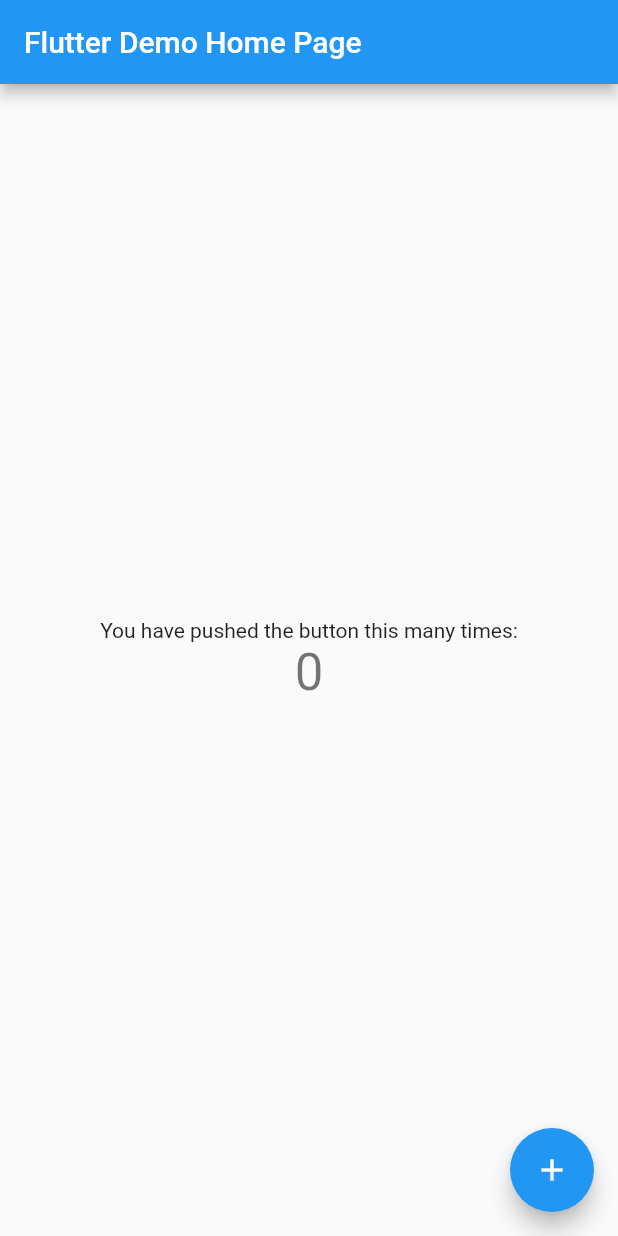
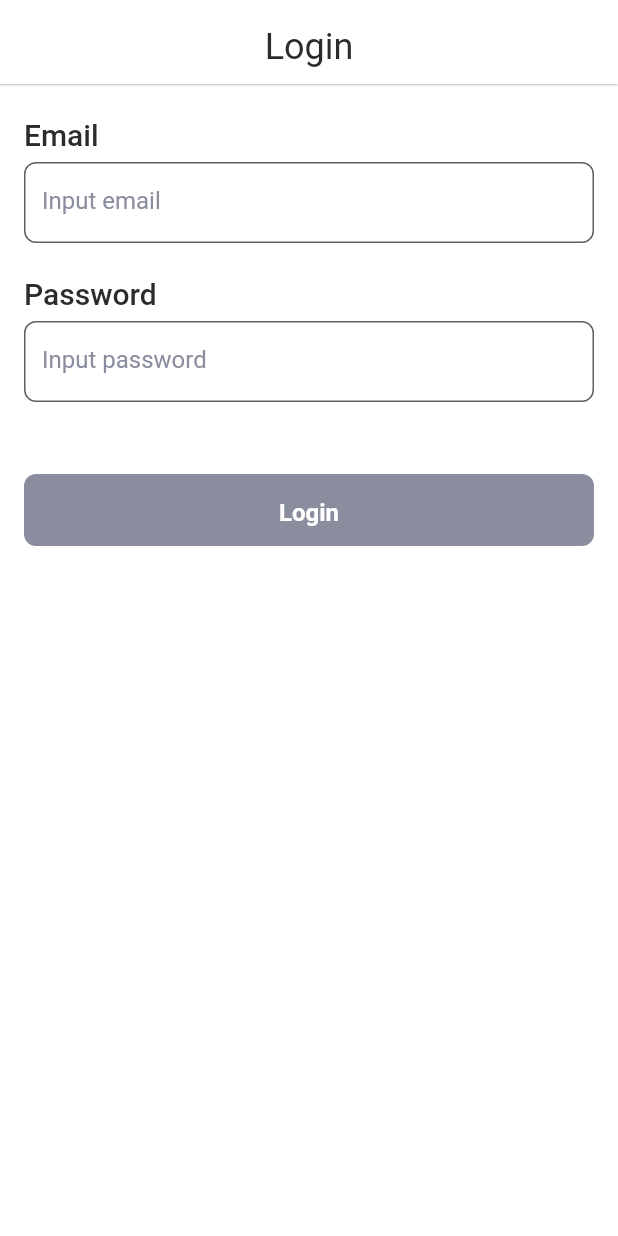
Before and after one commit to huymtb/demo_mvvm, a Flutter app: the screen it shows after launch, on a phone screen of 412 x 824 dp. Run offline on Flutter 3.47's test engine with Material 2 defaults, Android fonts, the phone set to English and light mode, and no system bars; our stand-ins replace dio; accounts and stored records are empty; generated files the repository leaves out were written again; Roboto replaces fonts that are missing (Euclid Circular B).

```diff
--- /dev/null
+++ b/lib/features/login/login_page.dart
@@ -0,0 +1,93 @@
+import 'package:demo_mvvm/features/login/login_page_view_model.dart';
+import 'package:demo_mvvm/generated/l10n.dart';
+import 'package:demo_mvvm/infrastructure/utils.dart';
+import 'package:demo_mvvm/theme/app_colors.dart';
+import 'package:demo_mvvm/theme/app_dimens.dart';
+import 'package:demo_mvvm/widgets/input_text_field.dart';
+import 'package:flutter/cupertino.dart';
+import 'package:flutter/material.dart';
+import 'package:provider/provider.dart';
+
+class LoginPage extends StatefulWidget {
+  const LoginPage({Key? key}) : super(key: key);
+
+  @override
+  State<LoginPage> createState() => _LoginPageState();
+}
+
+class _LoginPageState extends State<LoginPage> {
+  @override
+  Widget build(BuildContext context) {
+    return Scaffold(
+      appBar: AppBar(
+        automaticallyImplyLeading: false,
+        centerTitle: true,
+        backgroundColor: Colors.white,
+        elevation: 0.5,
+        title: Text(
+          S.current.login,
+          style: Theme.of(context).textTheme.headline2,
+        ),
+      ),
+      body: Padding(
+        padding: EdgeInsets.symmetric(horizontal: AppDimens.h_16),
+        child: ChangeNotifierProvider<LoginPageViewModel>(
+          create: (BuildContext context) => LoginPageViewModel(),
+          child: Consumer<LoginPageViewModel>(builder: (context, value, _) {
+            return Column(
+              children: [
+                SizedBox(height: AppDimens.h_16),
+                AppInputField(
+                  inputTitle: S.current.email,
+                  hint: S.current.email_hint,
+                  inputType: TextInputType.emailAddress,
+                  onChanged: (email) {
+                    value.onEmailChanged(email);
+                  },
+                ),
+                SizedBox(height: AppDimens.h_16),
+                AppInputField(
+                  inputTitle: S.current.password,
+                  obscureText: true,
+                  hint: S.current.password_hint,
+                  onChanged: (password) {
+                    value.onPasswordChanged(password);
+                  },
+                ),
+                SizedBox(height: AppDimens.h_48),
+                GestureDetector(
+                  onTap: () {
+                    if (value.isEmailValidate &&
+                        value.isPasswordValidate &&
+                        !value.isLoading) {
+                      value.login(context);
+                    }
+                  },
+                  child: Container(
+                    height: AppDimens.h_48,
+                    width: getScreenWidth(context),
+                    alignment: Alignment.center,
+                    decoration: BoxDecoration(
+                        color: value.isEmailValidate && value.isPasswordValidate
+                            ? AppColors.primary
+                            : AppColors.hint,
+                        borderRadius: BorderRadius.circular(AppDimens.r_8)),
+                    child: value.isLoading
+                        ? const CupertinoActivityIndicator()
+                        : Text(
+                            S.current.login,
+                            style: Theme.of(context)
+                                .textTheme
+                                .button
+                                ?.copyWith(color: Colors.white),
+                          ),
+                  ),
+                )
+              ],
+            );
+          }),
+        ),
+      ),
+    );
+  }
+}
--- /dev/null
+++ b/lib/features/login/login_page_view_model.dart
@@ -0,0 +1,62 @@
+import 'package:demo_mvvm/generated/l10n.dart';
+import 'package:demo_mvvm/infrastructure/utils.dart';
+import 'package:demo_mvvm/models/login_result_model.dart';
+import 'package:demo_mvvm/services/api/repositories/auth_repository.dart';
+import 'package:demo_mvvm/widgets/app_dialog.dart';
+import 'package:flutter/cupertino.dart';
+import 'package:flutter/material.dart';
+
+class LoginPageViewModel extends ChangeNotifier {
+  final AuthRepository _authRepository = AuthRepository();
+
+  late LoginResultModel loginResult;
+
+  String email = '';
+  String password = '';
+  bool isEmailValidate = false;
+  bool isPasswordValidate = false;
+  bool isLoading = false;
+
+  Future<void> login(BuildContext context) async {
+    setLoading(true);
+    hideKeyBoard(context);
+    await _authRepository.login(email, password).then((value) {
+      if (value?.code == 200) {
+        showDialog(
+            context: context,
+            builder: (BuildContext ctx) {
+              return AppDialog(
+                title: S.current.login_success,
+              );
+            });
+      } else {
+        showDialog(
+            context: context,
+            builder: (BuildContext ctx) {
+              return AppDialog(
+                title: S.current.login_failed,
+                message: value?.errorMessage ?? '',
+              );
+            });
+      }
+    });
+    setLoading(false);
+  }
+
+  void onEmailChanged(String email) {
+    isEmailValidate = validateEmail(email);
+    this.email = email;
+    notifyListeners();
+  }
+
+  void onPasswordChanged(String password) {
+    isPasswordValidate = password.length >= 6;
+    this.password = password;
+    notifyListeners();
+  }
+
+  void setLoading(bool value) {
+    isLoading = value;
+    notifyListeners();
+  }
+}
--- /dev/null
+++ b/lib/features/splash/splash_page.dart
@@ -0,0 +1,34 @@
+import 'package:demo_mvvm/generated/l10n.dart';
+import 'package:demo_mvvm/infrastructure/constants.dart';
+import 'package:demo_mvvm/infrastructure/routes/routes_name.dart';
+import 'package:flutter/material.dart';
+
+class SplashPage extends StatefulWidget {
+  const SplashPage({Key? key}) : super(key: key);
+
+  @override
+  State<SplashPage> createState() => _SplashPageState();
+}
+
+class _SplashPageState extends State<SplashPage> {
+  @override
+  void initState() {
+    super.initState();
+    Future.delayed(const Duration(milliseconds: Constants.timeDelay), () {
+      Navigator.of(context).pushReplacementNamed(RoutesName.login);
+    });
+  }
+
+  @override
+  Widget build(BuildContext context) {
+    return Scaffold(
+      backgroundColor: Colors.white,
+      body: Center(
+        child: Text(
+          S.current.app,
+          style: Theme.of(context).textTheme.headline1,
+        ),
+      ),
+    );
+  }
+}
--- /dev/null
+++ b/lib/infrastructure/constants.dart
@@ -0,0 +1,4 @@
+class Constants {
+  static const int timeOut = 15000;
+  static const int timeDelay = 2000;
+}
--- /dev/null
+++ b/lib/infrastructure/routes/routes.dart
@@ -0,0 +1,25 @@
+import 'package:demo_mvvm/features/login/login_page.dart';
+import 'package:demo_mvvm/features/splash/splash_page.dart';
+import 'package:demo_mvvm/infrastructure/routes/routes_name.dart';
+import 'package:flutter/material.dart';
+
+class Routes {
+  static Route<dynamic> generateRoute(RouteSettings settings) {
+    switch (settings.name) {
+      case RoutesName.splash:
+        return MaterialPageRoute(
+            builder: (BuildContext context) => const SplashPage());
+
+      case RoutesName.login:
+        return MaterialPageRoute(
+            builder: (BuildContext context) => const LoginPage());
+
+      default:
+        return MaterialPageRoute(builder: (_) {
+          return const Scaffold(
+            body: Center(child: Text('No route defined')),
+          );
+        });
+    }
+  }
+}
--- /dev/null
+++ b/lib/infrastructure/routes/routes_name.dart
@@ -0,0 +1,7 @@
+class RoutesName {
+  //splash page routes name
+  static const String splash = 'splash_page';
+
+  //login page routes name
+  static const String login = 'login_page';
+}
--- /dev/null
+++ b/lib/infrastructure/utils.dart
@@ -0,0 +1,20 @@
+import 'package:flutter/material.dart';
+
+///  Retrieve the email validate or not
+bool validateEmail(String email) {
+  return RegExp(
+      r"^[a-zA-Z0-9.a-zA-Z0-9.!#$%&'*+-/=?^_`{|}~]+@[a-zA-Z0-9]+\.[a-zA-Z]+")
+      .hasMatch(email);
+}
+
+double getScreenWidth(BuildContext context) {
+  return MediaQuery.of(context).size.width;
+}
+
+double getScreenHeight(BuildContext context) {
+  return MediaQuery.of(context).size.height;
+}
+
+void hideKeyBoard(BuildContext context, {FocusNode? node}) {
+  FocusScope.of(context).requestFocus(node ?? FocusNode());
+}
--- /dev/null
+++ b/lib/l10n/intl_en.arb
@@ -0,0 +1,13 @@
+{
+  "app": "Demo App",
+  "login": "Login",
+  "email": "Email",
+  "password": "Password",
+  "email_hint": "Input email",
+  "password_hint": "Input password",
+  "email_in_validate": "Email format is invalid",
+  "password_in_validate": "Minimum 6 characters",
+  "login_success": "Login success",
+  "login_failed": "Login failed",
+  "ok": "Ok"
+}
--- a/lib/main.dart
+++ b/lib/main.dart
@@ -1,115 +1,39 @@
+import 'package:demo_mvvm/features/login/login_page_view_model.dart';
+import 'package:demo_mvvm/generated/l10n.dart';
+import 'package:demo_mvvm/infrastructure/routes/routes.dart';
+import 'package:demo_mvvm/infrastructure/routes/routes_name.dart';
+import 'package:demo_mvvm/theme/theme_config.dart';
 import 'package:flutter/material.dart';
+import 'package:flutter_localizations/flutter_localizations.dart';
+import 'package:provider/provider.dart';
 
 void main() {
+  WidgetsFlutterBinding.ensureInitialized();
   runApp(const MyApp());
 }
 
 class MyApp extends StatelessWidget {
   const MyApp({super.key});
 
-  // This widget is the root of your application.
   @override
   Widget build(BuildContext context) {
-    return MaterialApp(
-      title: 'Flutter Demo',
-      theme: ThemeData(
-        // This is the theme of your application.
-        //
-        // Try running your application with "flutter run". You'll see the
-        // application has a blue toolbar. Then, without quitting the app, try
-        // changing the primarySwatch below to Colors.green and then invoke
-        // "hot reload" (press "r" in the console where you ran "flutter run",
-        // or simply save your changes to "hot reload" in a Flutter IDE).
-        // Notice that the counter didn't reset back to zero; the application
-        // is not restarted.
-        primarySwatch: Colors.blue,
+    return MultiProvider(
+      providers: [
+        ChangeNotifierProvider(create: (_) => LoginPageViewModel()),
+      ],
+      child: MaterialApp(
+        localizationsDelegates: const [
+          S.delegate,
+          GlobalMaterialLocalizations.delegate,
+          GlobalWidgetsLocalizations.delegate,
+          GlobalCupertinoLocalizations.delegate,
+        ],
+        debugShowCheckedModeBanner: false,
+        themeMode: ThemeMode.light,
+        theme: ThemeConfig.lightTheme,
+        initialRoute: RoutesName.splash,
+        onGenerateRoute: Routes.generateRoute,
       ),
-      home: const MyHomePage(title: 'Flutter Demo Home Page'),
     );
   }
 }
-
-class MyHomePage extends StatefulWidget {
-  const MyHomePage({super.key, required this.title});
-
-  // This widget is the home page of your application. It is stateful, meaning
-  // that it has a State object (defined below) that contains fields that affect
-  // how it looks.
-
-  // This class is the configuration for the state. It holds the values (in this
-  // case the title) provided by the parent (in this case the App widget) and
-  // used by the build method of the State. Fields in a Widget subclass are
-  // always marked "final".
-
-  final String title;
-
-  @override
-  State<MyHomePage> createState() => _MyHomePageState();
-}
-
-class _MyHomePageState extends State<MyHomePage> {
-  int _counter = 0;
-
-  void _incrementCounter() {
-    setState(() {
-      // This call to setState tells the Flutter framework that something has
-      // changed in this State, which causes it to rerun the build method below
-      // so that the display can reflect the updated values. If we changed
-      // _counter without calling setState(), then the build method would not be
-      // called again, and so nothing would appear to happen.
-      _counter++;
-    });
-  }
-
-  @override
-  Widget build(BuildContext context) {
-    // This method is rerun every time setState is called, for instance as done
-    // by the _incrementCounter method above.
-    //
-    // The Flutter framework has been optimized to make rerunning build methods
-    // fast, so that you can just rebuild anything that needs updating rather
-    // than having to individually change instances of widgets.
-    return Scaffold(
-      appBar: AppBar(
-        // Here we take the value from the MyHomePage object that was created by
-        // the App.build method, and use it to set our appbar title.
-        title: Text(widget.title),
-      ),
-      body: Center(
-        // Center is a layout widget. It takes a single child and positions it
-        // in the middle of the parent.
-        child: Column(
-          // Column is also a layout widget. It takes a list of children and
-          // arranges them vertically. By default, it sizes itself to fit its
-          // children horizontally, and tries to be as tall as its parent.
-          //
-          // Invoke "debug painting" (press "p" in the console, choose the
-          // "Toggle Debug Paint" action from the Flutter Inspector in Android
-          // Studio, or the "Toggle Debug Paint" command in Visual Studio Code)
-          // to see the wireframe for each widget.
-          //
-          // Column has various properties to control how it sizes itself and
-          // how it positions its children. Here we use mainAxisAlignment to
-          // center the children vertically; the main axis here is the vertical
-          // axis because Columns are vertical (the cross axis would be
-          // horizontal).
-          mainAxisAlignment: MainAxisAlignment.center,
-          children: <Widget>[
-            const Text(
-              'You have pushed the button this many times:',
-            ),
-            Text(
-              '$_counter',
-              style: Theme.of(context).textTheme.headline4,
-            ),
-          ],
-        ),
-      ),
-      floatingActionButton: FloatingActionButton(
-        onPressed: _incrementCounter,
-        tooltip: 'Increment',
-        child: const Icon(Icons.add),
-      ), // This trailing comma makes auto-formatting nicer for build methods.
-    );
-  }
-}
--- /dev/null
+++ b/lib/models/login_result_model.dart
@@ -0,0 +1,6 @@
+class LoginResultModel {
+  int? code;
+  String? errorMessage;
+
+  LoginResultModel({this.code, this.errorMessage});
+}
--- /dev/null
+++ b/lib/services/api/api_service.dart
@@ -0,0 +1,15 @@
+import 'package:demo_mvvm/infrastructure/constants.dart';
+import 'package:dio/dio.dart';
+
+class ApiService {
+  Dio? dio;
+
+  ApiService() {
+    dio = Dio(BaseOptions(
+      baseUrl: '',
+      receiveTimeout: Constants.timeOut,
+      connectTimeout: Constants.timeOut,
+      sendTimeout: Constants.timeOut,
+    ));
+  }
+}
--- /dev/null
+++ b/lib/services/api/repositories/auth_repository.dart
@@ -0,0 +1,22 @@
+import 'package:demo_mvvm/infrastructure/constants.dart';
+import 'package:demo_mvvm/models/login_result_model.dart';
+import 'package:demo_mvvm/services/api/api_service.dart';
+
+class AuthRepository {
+  final ApiService _apiService = ApiService();
+
+  Future<LoginResultModel?> login(String email, String password) async {
+    /// Delay 2 seconds then checking the data
+    /// Do not call real API
+    await Future.delayed(const Duration(milliseconds: Constants.timeDelay));
+    if (email == 'hello@example.com' && password == '123456') {
+      return LoginResultModel(code: 200);
+    } else {
+      return LoginResultModel(
+          code: 201,
+          errorMessage: 'Incorrect email or password.\nPlease try again');
+    }
+    /*Response response = await _apiService.dio!
+        .post('base_url', data: {'email': email, 'password': password});*/
+  }
+}
--- /dev/null
+++ b/lib/theme/app_colors.dart
@@ -0,0 +1,16 @@
+import 'package:flutter/material.dart';
+
+class AppColors {
+  static const Color primary = Color.fromRGBO(120, 130, 98, 1);
+  static const Color onPrimary = Colors.white;
+  static const Color secondary = Color.fromRGBO(134, 120, 166, 1);
+  static const Color onSecondary = Colors.white;
+  static const Color error = Color.fromRGBO(255, 76, 19, 1);
+  static const Color onError = Colors.white;
+  static const Color background = Colors.white;
+  static const Color onBackground = Color.fromRGBO(43, 43, 43, 1);
+  static const Color surface = Colors.white;
+  static const Color onSurface = Color.fromRGBO(43, 43, 43, 1);
+  static const Color inputBorder = Color.fromRGBO(95, 95, 95, 1);
+  static const Color hint = Color.fromRGBO(138, 141, 158, 1);
+}
--- /dev/null
+++ b/lib/theme/app_dimens.dart
@@ -0,0 +1,41 @@
+import 'package:flutter/material.dart';
+
+class AppDimens {
+  // font size
+  static double texSize_10 = 10.0;
+  static double texSize_11 = 11.0;
+  static double textSize_40 = 40.0;
+  static double textSize_34 = 30.0;
+  static double fsH1 = 28.0;
+  static double fsH2 = 24.0;
+  static double fsH3 = 20.0;
+  static double fsH4 = 18.0;
+  static double fsH5 = 16.0;
+  static double fsH6 = 15.0;
+  static double fsBT1 = 18.0;
+  static double fsBT2 = 16.0;
+  static double fsST1 = 16.0;
+  static double fsST2 = 14.0;
+  static double fsCT = 12.0;
+  static double fsOL = 12.0;
+  static double fsBT = 16.0;
+  static double fsFlag = 20.0;
+
+  // line height
+  static double lh_120 = 1.2;
+  static double lh_130 = 1.3;
+  static double lh_140 = 1.4;
+  static double lh_160 = 1.6;
+
+  // Space
+  static double h_60 = 60;
+  static double h_54 = 54;
+  static double h_48 = 48;
+  static double h_24 = 24;
+  static double h_16 = 16;
+  static double h_8 = 8;
+  static double h_4 = 4;
+
+  // radius
+  static double r_8 = 8;
+}
--- /dev/null
+++ b/lib/theme/theme_config.dart
@@ -0,0 +1,97 @@
+import 'package:demo_mvvm/theme/app_colors.dart';
+import 'package:demo_mvvm/theme/app_dimens.dart';
+import 'package:flutter/material.dart';
+import 'package:flutter/services.dart';
+
+class ThemeConfig {
+  static ThemeData lightTheme = ThemeData(
+    fontFamily: 'Euclid Circular B',
+    scaffoldBackgroundColor: Colors.white,
+    colorScheme: const ColorScheme(
+        brightness: Brightness.light,
+        primary: AppColors.primary,
+        onPrimary: AppColors.onPrimary,
+        secondary: AppColors.secondary,
+        onSecondary: AppColors.onSecondary,
+        error: AppColors.error,
+        onError: AppColors.onError,
+        background: AppColors.background,
+        onBackground: AppColors.onBackground,
+        surface: AppColors.surface,
+        onSurface: AppColors.onSurface),
+    iconTheme: const IconThemeData(color: AppColors.onBackground),
+    appBarTheme: const AppBarTheme(
+        systemOverlayStyle: SystemUiOverlayStyle(
+            statusBarBrightness: Brightness.light,
+            systemNavigationBarIconBrightness: Brightness.dark,
+            statusBarIconBrightness: Brightness.dark,
+            statusBarColor: Colors.transparent),
+        iconTheme: IconThemeData(color: AppColors.onBackground)),
+    textTheme: TextTheme(
+      headline1: TextStyle(
+          fontSize: AppDimens.fsH1,
+          height: AppDimens.lh_160,
+          fontWeight: FontWeight.w600,
+          color: AppColors.onBackground),
+      headline2: TextStyle(
+          fontSize: AppDimens.fsH2,
+          height: AppDimens.lh_160,
+          fontWeight: FontWeight.w400,
+          color: AppColors.onBackground),
+      headline3: TextStyle(
+          fontSize: AppDimens.fsH3,
+          height: AppDimens.lh_160,
+          fontWeight: FontWeight.w500,
+          color: AppColors.onBackground),
+      headline4: TextStyle(
+          fontSize: AppDimens.fsH4,
+          height: AppDimens.lh_160,
+          fontWeight: FontWeight.w400,
+          color: AppColors.onBackground),
+      headline5: TextStyle(
+          fontSize: AppDimens.fsH5,
+          height: AppDimens.lh_160,
+          fontWeight: FontWeight.w600,
+          color: AppColors.onBackground),
+      headline6: TextStyle(
+          fontSize: AppDimens.fsH6,
+          height: AppDimens.lh_160,
+          fontWeight: FontWeight.w400,
+          color: AppColors.onBackground),
+      bodyText1: TextStyle(
+          fontSize: AppDimens.fsBT1,
+          height: AppDimens.lh_160,
+          fontWeight: FontWeight.w400,
+          color: AppColors.onBackground),
+      bodyText2: TextStyle(
+          fontSize: AppDimens.fsBT2,
+          height: AppDimens.lh_160,
+          fontWeight: FontWeight.w400,
+          color: AppColors.onBackground),
+      subtitle1: TextStyle(
+          fontSize: AppDimens.fsST1,
+          height: AppDimens.lh_160,
+          fontWeight: FontWeight.w400,
+          color: AppColors.onBackground),
+      subtitle2: TextStyle(
+          fontSize: AppDimens.fsST2,
+          height: AppDimens.lh_160,
+          fontWeight: FontWeight.w400,
+          color: AppColors.onBackground),
+      caption: TextStyle(
+          fontSize: AppDimens.fsCT,
+          height: AppDimens.lh_160,
+          fontWeight: FontWeight.w400,
+          color: AppColors.onBackground),
+      overline: TextStyle(
+          fontSize: AppDimens.fsOL,
+          height: AppDimens.lh_160,
+          fontWeight: FontWeight.w400,
+          color: AppColors.onBackground),
+      button: TextStyle(
+          fontSize: AppDimens.fsBT,
+          height: AppDimens.lh_160,
+          fontWeight: FontWeight.w600),
+    ),
+  );
+}
--- /dev/null
+++ b/lib/widgets/app_dialog.dart
@@ -0,0 +1,55 @@
+import 'package:demo_mvvm/generated/l10n.dart';
+import 'package:demo_mvvm/theme/app_dimens.dart';
+import 'package:flutter/material.dart';
+
+class AppDialog extends StatelessWidget {
+  final String? title;
+  final String? message;
+
+  const AppDialog({
+    Key? key,
+    this.title,
+    this.message,
+  }) : super(key: key);
+
+  @override
+  Widget build(BuildContext context) {
+    return SimpleDialog(
+      insetPadding: EdgeInsets.all(AppDimens.h_16),
+      titlePadding: title == null
+          ? EdgeInsets.zero
+          : EdgeInsets.only(
+              top: AppDimens.h_24, left: AppDimens.h_16, right: AppDimens.h_16),
+      title: title != null
+          ? Text(
+              title ?? "",
+              style: Theme.of(context).textTheme.headline3,
+            )
+          : const SizedBox(),
+      contentPadding: EdgeInsets.all(AppDimens.h_16),
+      shape: RoundedRectangleBorder(
+          borderRadius: BorderRadius.circular(AppDimens.r_8)),
+      children: [
+        if (message != null) ...[
+          Text(
+            message!,
+            // textAlign: TextAlign.center,
+            style: Theme.of(context).textTheme.bodyText2,
+          ),
+          SizedBox(
+            height: AppDimens.h_24,
+          ),
+        ],
+        GestureDetector(
+          onTap: () {
+            Navigator.of(context).pop();
+          },
+          child: Text(
+            S.current.ok,
+            style: Theme.of(context).textTheme.button,
+          ),
+        )
+      ],
+    );
+  }
+}
--- /dev/null
+++ b/lib/widgets/input_text_field.dart
@@ -0,0 +1,57 @@
+import 'package:demo_mvvm/theme/app_colors.dart';
+import 'package:demo_mvvm/theme/app_dimens.dart';
+import 'package:flutter/material.dart';
+
+class AppInputField extends StatelessWidget {
+  final String inputTitle;
+  final TextInputType inputType;
+  final bool? showObscureText;
+  final bool obscureText;
+  final Function(String value)? onChanged;
+  final String hint;
+
+  const AppInputField({
+    Key? key,
+    this.inputTitle = '',
+    this.hint = '',
+    this.inputType = TextInputType.text,
+    this.obscureText = false,
+    this.showObscureText = false,
+    this.onChanged,
+  }) : super(key: key);
+
+  @override
+  Widget build(BuildContext context) {
+    return Column(
+      crossAxisAlignment: CrossAxisAlignment.start,
+      children: [
+        Text(inputTitle, style: Theme.of(context).textTheme.headline3),
+        SizedBox(height: AppDimens.h_4),
+        SizedBox(
+          height: AppDimens.h_54,
+          child: TextFormField(
+            keyboardType: inputType,
+            obscureText: obscureText,
+            onChanged: onChanged,
+            style: Theme.of(context).textTheme.bodyText2,
+            decoration: InputDecoration(
+                hintText: hint,
+                hintStyle: Theme.of(context)
+                    .textTheme
+                    .bodyText2
+                    ?.copyWith(color: AppColors.hint),
+                border: appInputBorder,
+                disabledBorder: appInputBorder,
+                enabledBorder: appInputBorder,
+                focusedBorder: appInputBorder),
+          ),
+        )
+      ],
+    );
+  }
+
+  static InputBorder appInputBorder = OutlineInputBorder(
+    borderRadius: BorderRadius.all(Radius.circular(AppDimens.r_8)),
+    borderSide: const BorderSide(color: AppColors.inputBorder),
+  );
+}
```
Also changed, not shown: pubspec.yaml (+10 -1 lines), lib/generated/l10n.dart (added), pubspec.lock.
